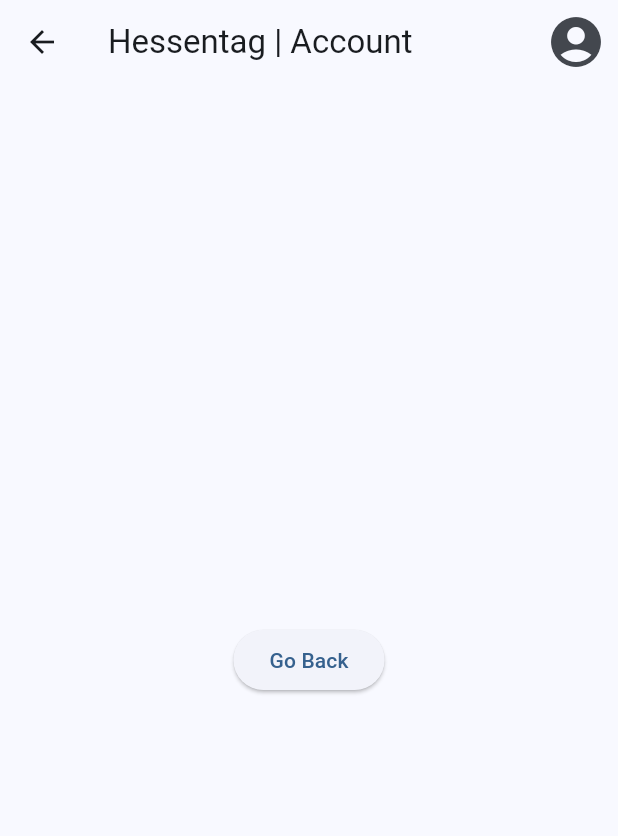
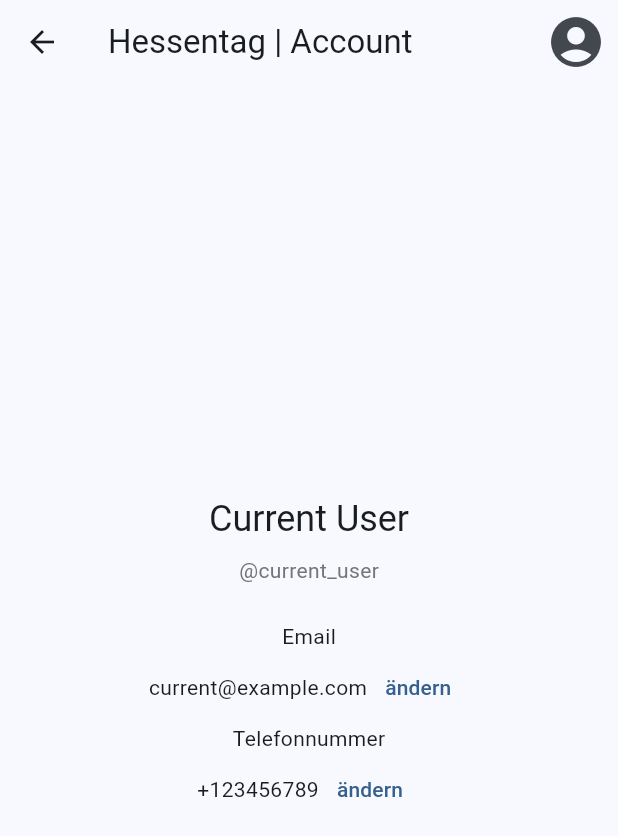
Before and after one commit to thomasalcock/302FoundFrontend, a Flutter app: the AccountView screen opened by its route, on a phone screen of 412 x 824 dp. Shown: the top 836 px of the screen. Run offline on Flutter 3.47's test engine with Material 3 defaults, Android fonts, the phone set to English and light mode, and no system bars; our stand-ins replace flutter_dotenv; accounts and stored records are empty.

Commit message:
Add basic account details

```diff
--- a/lib/account/account_view.dart
+++ b/lib/account/account_view.dart
@@ -1,5 +1,8 @@
 import 'package:flutter/material.dart';
+import 'package:threeotwo_found_frontend/account/modifiable_attribute.dart';
 import 'package:threeotwo_found_frontend/app_bar.dart';
+import 'package:threeotwo_found_frontend/models/user.dart';
+import 'package:threeotwo_found_frontend/services/user_service.dart';
 
 class AccountView extends StatefulWidget {
   const AccountView({super.key});
@@ -9,18 +12,121 @@ class AccountView extends StatefulWidget {
 }
 
 class AccountViewState extends State<AccountView> {
+  User? _currentUser;
+  bool _isLoading = true;
+  String? _errorMessage;
+
+  @override
+  void initState() {
+    super.initState();
+    _loadCurrentUser();
+  }
+
+  Future<void> _loadCurrentUser() async {
+    try {
+      setState(() {
+        _isLoading = true;
+        _errorMessage = null;
+      });
+
+      final user = await UserService.getCurrentUser();
+
+      setState(() {
+        _currentUser = user;
+        _isLoading = false;
+      });
+    } catch (e) {
+      setState(() {
+        _errorMessage = 'Failed to load user data: $e';
+        _isLoading = false;
+      });
+    }
+  }
+
+  Future<void> _updateUserData(String field, String newValue) async {
+    if (_currentUser == null) return;
+
+    try {
+      User updatedUser = User(
+        id: _currentUser!.id,
+        username: _currentUser!.username,
+        fullname: _currentUser!.fullname,
+        phonenumber: field == 'phone' ? newValue : _currentUser!.phonenumber,
+        email: field == 'email' ? newValue : _currentUser!.email,
+        alias: _currentUser!.alias,
+      );
+
+      if (_currentUser!.id != null) {
+        await UserService.updateUserById(updatedUser, _currentUser!.id!);
+        setState(() {
+          _currentUser = updatedUser;
+        });
+      }
+    } catch (e) {
+      if (mounted) {
+        ScaffoldMessenger.of(
+          context,
+        ).showSnackBar(SnackBar(content: Text('Failed to update $field: $e')));
+      }
+    }
+  }
+
   @override
   Widget build(BuildContext context) {
     return Scaffold(
       appBar: AppBarWidget(title: 'Account'),
       body: Center(
-        child: ElevatedButton(
-          onPressed: () {
-            Navigator.pop(context);
-            ;
-          },
-          child: const Text('Go Back'),
-        ),
+        child: _isLoading
+            ? const CircularProgressIndicator()
+            : _errorMessage != null
+            ? Column(
+                mainAxisAlignment: MainAxisAlignment.center,
+                children: [
+                  Text(
+                    _errorMessage!,
+                    style: const TextStyle(color: Colors.red),
+                    textAlign: TextAlign.center,
+                  ),
+                  const SizedBox(height: 16),
+                  ElevatedButton(
+                    onPressed: _loadCurrentUser,
+                    child: const Text('Retry'),
+                  ),
+                ],
+              )
+            : _currentUser == null
+            ? const Text('No user data available')
+            : Column(
+                mainAxisAlignment: MainAxisAlignment.center,
+                children: [
+                  Text(
+                    _currentUser!.fullname,
+                    style: Theme.of(context).textTheme.headlineSmall,
+                  ),
+                  const SizedBox(height: 8),
+                  Text(
+                    '@${_currentUser!.username}',
+                    style: Theme.of(
+                      context,
+                    ).textTheme.bodyMedium?.copyWith(color: Colors.grey[600]),
+                  ),
+                  const SizedBox(height: 24),
+                  ModifiableAttribute(
+                    label: 'Email',
+                    value: _currentUser!.email ?? 'Not set',
+                    onChange: (newValue) {
+                      _updateUserData('email', newValue);
+                    },
+                  ),
+                  ModifiableAttribute(
+                    label: 'Telefonnummer',
+                    value: _currentUser!.phonenumber ?? 'Not set',
+                    onChange: (newValue) {
+                      _updateUserData('phone', newValue);
+                    },
+                  ),
+                ],
+              ),
       ),
     );
   }
--- /dev/null
+++ b/lib/account/modifiable_attribute.dart
@@ -0,0 +1,65 @@
+import 'package:flutter/material.dart';
+
+class ModifiableAttribute extends StatefulWidget {
+  const ModifiableAttribute({
+    super.key,
+    required this.label,
+    required this.value,
+    required this.onChange,
+  });
+
+  final String label;
+  final String value;
+  final ValueChanged<String> onChange;
+
+  @override
+  ModifiableAttributeState createState() => ModifiableAttributeState();
+}
+
+class ModifiableAttributeState extends State<ModifiableAttribute> {
+  @override
+  Widget build(BuildContext context) {
+    return Column(
+      children: [
+        Text(widget.label),
+        Row(
+          mainAxisAlignment: MainAxisAlignment.center,
+          children: [
+            Text(widget.value),
+            TextButton(
+              onPressed: () {
+                showDialog(
+                  context: context,
+                  builder: (context) {
+                    String newValue = widget.value;
+                    return AlertDialog(
+                      title: Text('${widget.label} ändern'),
+                      content: TextField(
+                        onChanged: (value) {
+                          newValue = value;
+                        },
+                        decoration: InputDecoration(
+                          hintText: 'Neue ${widget.label} eingeben',
+                        ),
+                      ),
+                      actions: [
+                        TextButton(
+                          onPressed: () {
+                            widget.onChange(newValue);
+                            Navigator.of(context).pop();
+                          },
+                          child: Text('speichern'),
+                        ),
+                      ],
+                    );
+                  },
+                );
+              },
+              child: Text('ändern'),
+            ),
+          ],
+        ),
+      ],
+    );
+  }
+}
--- a/lib/services/user_service.dart
+++ b/lib/services/user_service.dart
@@ -9,6 +9,34 @@ final apiUrl = environment == "production"
     : 'http://localhost:3000';
 
 class UserService {
+  static Future<User> getCurrentUser() async {
+    if (environment != "production") {
+      return User(
+        id: 1,
+        username: "current_user",
+        fullname: "Current User",
+        phonenumber: "+123456789",
+        email: "current@example.com",
+        alias: 1001,
+      );
+    }
+
+    try {
+      final response = await http.get(
+        Uri.parse('$apiUrl/user/current'),
+        headers: {'Content-Type': 'application/json'},
+      );
+
+      if (response.statusCode != 200) {
+        throw Exception(response.statusCode);
+      }
+
+      return User.fromJson(jsonDecode(response.body));
+    } catch (e) {
+      throw Exception('API-Error: $e');
+    }
+  }
+
   static Future<User> createUser(User user) async {
     if (environment != "production") {
       return user;
```
